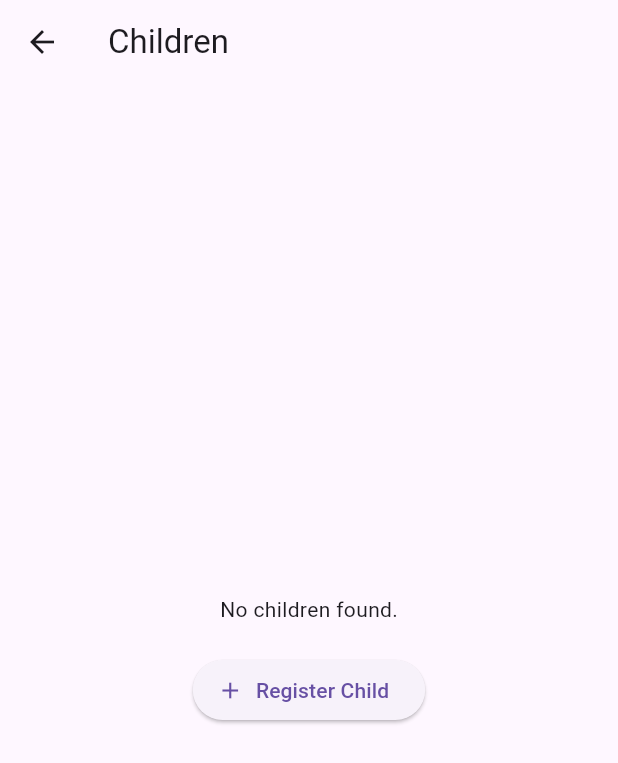
After one commit to mattgorbava/doctors_app, a Flutter app: the PatientChildrenPage screen opened directly, on a phone screen of 412 x 824 dp. The commit adds this screen. Shown: the top 763 px of the screen. Run offline on Flutter 3.47's test engine with Material 3 defaults, Android fonts, the phone set to English and light mode, and no system bars; our stand-ins replace cached_network_image, dio, file_picker, firebase_auth, firebase_core, firebase_database and 9 more; missing offline and left inert: cloudinary_public, flutter_polyline_points; accounts and stored records are empty.

Commit message:
Upcoming consultations are now based on previous consultations. Added children

```diff
--- a/lib/.env.dart
+++ b/lib/.env.dart
@@ -1 +1 @@
-const String googleAPIKey = '';
+const String googleAPIKey = 'AIzaSyDgSix_LqHePbUamnFFFLv_umTfTwxhZm0';
--- /dev/null
+++ b/lib/model/child.dart
@@ -0,0 +1,43 @@
+class Child {
+  final String uid;
+  final String firstName;
+  final String lastName;
+  final String parentId;
+  final String cabinetId;
+  final String cnp;
+  final DateTime birthDate;
+
+  Child({
+    required this.uid,
+    required this.firstName,
+    required this.lastName,
+    required this.parentId,
+    required this.cabinetId,
+    required this.cnp,
+    required this.birthDate,
+  });
+
+  factory Child.fromMap(Map<String, dynamic> data, [String id = '']) {
+    return Child(
+      uid: id,
+      firstName: data['firstName'] ?? '',
+      lastName: data['lastName'] ?? '',
+      parentId: data['parentId'] ?? '',
+      cabinetId: data['cabinetId'] ?? '',
+      cnp: data['cnp'] ?? '',
+      birthDate: DateTime.parse(data['birthDate']),
+    );
+  }
+
+  Map<String, dynamic> toMap() {
+    return {
+      'uid': uid,
+      'firstName': firstName,
+      'lastName': lastName,
+      'parentId': parentId,
+      'cabinetId': cabinetId,
+      'cnp': cnp,
+      'birthDate': birthDate.toIso8601String(),
+    };
+  }
+}
--- a/lib/model/patient.dart
+++ b/lib/model/patient.dart
@@ -6,7 +6,6 @@ class Patient {
   final String firstName;
   final String lastName;
   final String phoneNumber;
-  //final String userId;
   final String cabinetId;
   final DateTime birthDate;
   final String insureeCode;
@@ -20,7 +19,6 @@ class Patient {
     required this.firstName,
     required this.lastName,
     required this.phoneNumber,
-    //required this.userId,
     required this.cabinetId,
     required this.birthDate,
     required this.insureeCode,
@@ -36,7 +34,6 @@ class Patient {
       firstName: data['firstName'] ?? '',
       lastName: data['lastName'] ?? '',
       phoneNumber: data['phoneNumber'] ?? '',
-      //userId: data['userId'] ?? '',
       cabinetId: data['cabinetId'] ?? '',
       birthDate: DateTime.parse(data['birthDate']),
       insureeCode: data['insureeCode'] ?? '',
@@ -53,7 +50,6 @@ class Patient {
       'firstName': firstName,
       'lastName': lastName,
       'phoneNumber': phoneNumber,
-      //'userId': userId,
       'cabinetId': cabinetId,
       'birthDate': birthDate.toIso8601String(),
       'insureeCode': insureeCode,
--- /dev/null
+++ b/lib/patient/patient_children_page.dart
@@ -0,0 +1,104 @@
+import 'package:doctors_app/model/child.dart';
+import 'package:doctors_app/patient/register_child_page.dart';
+import 'package:firebase_auth/firebase_auth.dart';
+import 'package:firebase_database/firebase_database.dart';
+import 'package:flutter/material.dart';
+import 'package:intl/intl.dart';
+
+class PatientChildrenPage extends StatefulWidget {
+  const PatientChildrenPage({super.key});
+
+  @override
+  State<PatientChildrenPage> createState() => _PatientChildrenPageState();
+}
+
+class _PatientChildrenPageState extends State<PatientChildrenPage> {
+  List<Child> _children = [];
+  String patientId = FirebaseAuth.instance.currentUser?.uid ?? '';
+
+  DatabaseReference _childrenRef = FirebaseDatabase.instance.ref().child('Children');
+
+  Future<void> _loadChildren() async {
+    try {
+      await _childrenRef.orderByChild('parentId').equalTo(patientId).once().then((DatabaseEvent event) {
+        DataSnapshot snapshot = event.snapshot;
+        List<Child> children = [];
+
+        if (snapshot.value != null) {
+          Map<dynamic, dynamic> childrenMap = snapshot.value as Map<dynamic, dynamic>;
+          childrenMap.forEach((key, value) {
+            children.add(Child.fromMap(Map<String, dynamic>.from(value), key));
+          });
+        }
+
+        setState(() {
+          _children = children;
+        });
+      });
+    } catch (error) {
+      print('Error: $error');
+      ScaffoldMessenger.of(context).showSnackBar(const SnackBar(
+        content: Text('Could not get children.'),
+        backgroundColor: Colors.red,
+      ));
+    }
+  }
+
+  @override
+  void initState() {
+    super.initState();
+    _loadChildren();
+  }
+
+  @override
+  Widget build(BuildContext context) {
+    return Scaffold(
+      appBar: AppBar(
+        title: const Text('Children'),
+      ),
+      body: Center(
+        child: (_children.isEmpty)
+            ? Center(
+                child: Column(
+                  mainAxisAlignment: MainAxisAlignment.center,
+                  children: [
+                    const Text('No children found.'),
+                    const SizedBox(height: 20),
+                    ElevatedButton.icon(
+                      onPressed: () =>
+                      Navigator.of(context).push(MaterialPageRoute(
+                        builder: (context) => const RegisterChildPage(),
+                      )),
+                      icon: const Icon(Icons.add),
+                      label: const Text('Register Child'),
+                    ),
+                  ],
+                ),
+              )
+            : Column(
+              children: [
+                ListView.builder(
+                  itemCount: _children.length,
+                  itemBuilder: (context, index) {
+                    return ListTile(
+                      title: Text('${_children[index].firstName} ${_children[index].lastName}'),
+                      subtitle: Text('Age: ${DateFormat('dd-MM-yyyy').format(_children[index].birthDate)}'),
+                    );
+                  },
+                ),
+                const SizedBox(height: 20),
+                ElevatedButton.icon(
+                  onPressed: () =>
+                  Navigator.of(context).push(MaterialPageRoute(
+                    builder: (context) => const RegisterChildPage(),
+                  )),
+                  icon: const Icon(Icons.add),
+                  label: const Text('Register Child'),
+                ),
+              ],
+            ),
+
+      ),
+    );
+  }
+}
--- a/pubspec.yaml
+++ b/pubspec.yaml
@@ -29,7 +29,6 @@ dependencies:
   get: ^4.7.2
   get_storage: ^2.1.1
   google_maps_flutter: ^2.10.1
-  dio: ^5.0.0
   flutter_polyline_points: ^2.1.0
   geolocator: ^13.0.3
   file_picker: ^9.2.1
@@ -37,6 +36,7 @@ dependencies:
   geocoding: ^3.0.0
   shared_preferences: ^2.5.3
   table_calendar: ^3.2.0
+  dio: ^5.8.0+1
 
 dev_dependencies:
   flutter_test:
```
Also changed, not shown: lib/main.dart (+22 -5 lines), lib/patient/consultation_card.dart (+7 -19 lines), lib/patient/patient_cabinet_page.dart (+49 -2 lines), lib/patient/patient_home_page.dart (+28 -12 lines), lib/patient/register_child_page.dart (added, +15 -0 lines), lib/patient/upcoming_mandatory_consultations.dart (+45 -5 lines), lib/services/user_data_service.dart (added, +75 -0 lines), pubspec.lock, 1 other file.
